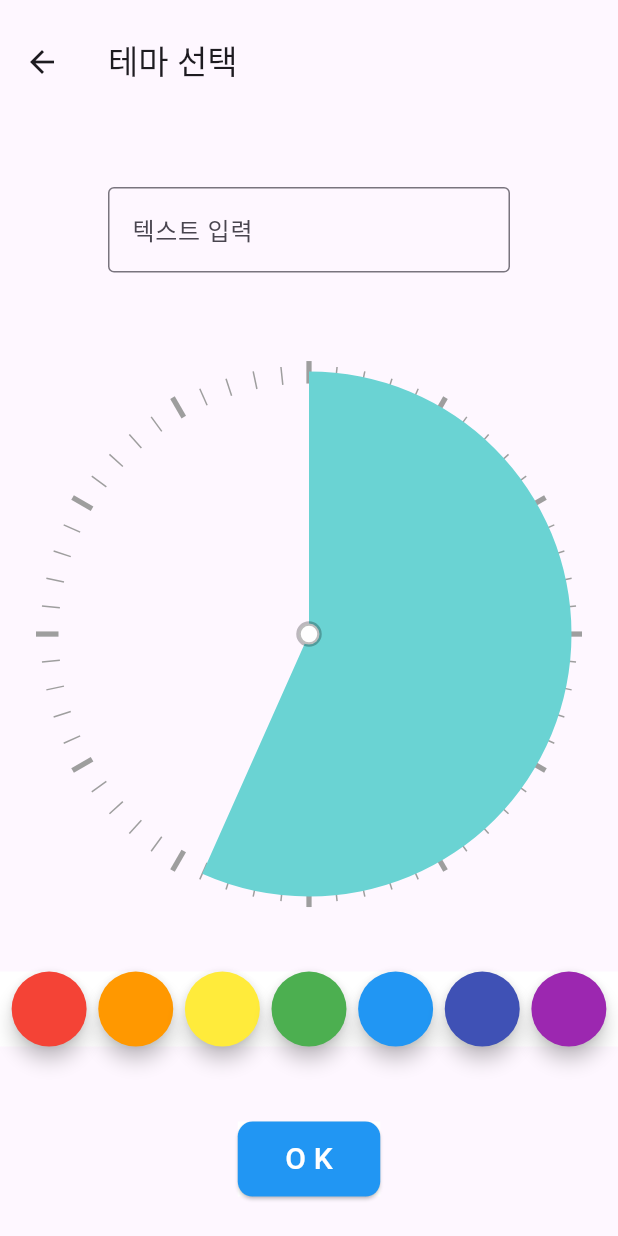
After one commit to J-SSS/flutter_study, a Flutter app: the ThemeScreen screen opened directly, on a phone screen of 412 x 824 dp. The commit adds this screen. Run offline on Flutter 3.47's test engine with Material 3 defaults, Android fonts, the phone set to English and light mode, and no system bars; our stand-ins replace carousel_slider, webview_flutter.

Commit message:
[스터디] #013 폴더 구조 변경, 테마 화면 기본 디자인

```diff
--- a/lib/time_timer/base_timer.dart
+++ b/lib/time_timer/base_timer.dart
@@ -6,10 +6,10 @@ import 'dart:math' as math;
 import 'package:provider/provider.dart';
 
 import 'package:flutter_study/time_timer/bottom_bar.dart';
-import 'package:flutter_study/time_timer/listener/app_config.dart';
-import 'package:flutter_study/time_timer/listener/time_config.dart';
+import 'package:flutter_study/time_timer/utils/app_config.dart';
+import 'package:flutter_study/time_timer/utils/time_config.dart';
 import 'package:flutter_study/time_timer/list_drawer.dart';
-import 'package:flutter_study/time_timer/timer_utils.dart' as utils;
+import 'package:flutter_study/time_timer/utils/timer_utils.dart' as utils;
 
 class MyApp extends StatelessWidget {
   const MyApp({super.key});
--- a/lib/time_timer/bottom_bar.dart
+++ b/lib/time_timer/bottom_bar.dart
@@ -3,10 +3,11 @@ import 'dart:async';
 import 'dart:math' as math;
 import 'package:provider/provider.dart';
 import 'package:flutter_study/time_timer/base_timer.dart';
-import 'package:flutter_study/time_timer/on_timer.dart' as onTimer;
+import 'package:flutter_study/time_timer/screen/on_timer_screen.dart' as on_timer_screen;
+import 'package:flutter_study/time_timer/screen/theme_screen.dart' as theme_screen;
 
-import 'package:flutter_study/time_timer/listener/app_config.dart';
-import 'package:flutter_study/time_timer/listener/time_config.dart';
+import 'package:flutter_study/time_timer/utils/app_config.dart';
+import 'package:flutter_study/time_timer/utils/time_config.dart';
 
 class ButtomBarWidget extends StatefulWidget{
   const ButtomBarWidget({super.key});
@@ -70,7 +71,11 @@ class _ButtomBarWidgetState extends State<ButtomBarWidget>{
                 children: [
                   TextButton( /** 좌버튼 */
                     onPressed: () {
-                      _reset();
+                      // _reset();
+                      Navigator.push(
+                        context,
+                        MaterialPageRoute(builder: (context) => theme_screen.ThemeScreen()),
+                      );
                     },
                     style: ElevatedButton.styleFrom(
                       shape: CircleBorder(),
@@ -118,7 +123,7 @@ class _ButtomBarWidgetState extends State<ButtomBarWidget>{
                   // _click(context);
                   Navigator.push(
                     context,
-                    MaterialPageRoute(builder: (context) => onTimer.OnTimerScreen()),
+                    MaterialPageRoute(builder: (context) => on_timer_screen.OnTimerScreen()),
                   );
                 },
                 style: ElevatedButton.styleFrom(
--- a/lib/time_timer/on_timer.dart
+++ b/lib/time_timer/screen/on_timer_screen.dart
@@ -1,9 +1,9 @@
 import 'package:flutter/material.dart';
 import 'package:flutter_study/time_timer/base_timer.dart';
-import 'package:flutter_study/time_timer/timer_utils.dart' as utils;
+import 'package:flutter_study/time_timer/utils/timer_utils.dart' as utils;
 import 'package:provider/provider.dart';
 
-import 'listener/time_config.dart';
+import '../utils/time_config.dart';
 
 class OnTimerScreen extends StatelessWidget {
   @override
--- /dev/null
+++ b/lib/time_timer/screen/theme_screen.dart
@@ -0,0 +1,119 @@
+import 'package:flutter/material.dart';
+import 'package:flutter_study/time_timer/base_timer.dart';
+import 'package:flutter_study/time_timer/utils/timer_utils.dart' as utils;
+import 'package:provider/provider.dart';
+
+import '../utils/time_config.dart';
+
+class ThemeScreen extends StatelessWidget {
+  @override
+  Widget build(BuildContext context) {
+    return Scaffold(
+        appBar: AppBar(
+          title: Text('테마 선택'),
+          toolbarHeight: MediaQuery.of(context).size.height / 10,
+        ),
+        body: SizedBox(
+            width: MediaQuery.of(context).size.width,
+            height: MediaQuery.of(context).size.height,
+            child: Center(
+                child: Column(
+              mainAxisAlignment: MainAxisAlignment.center,
+              children: [
+                SizedBox(
+                    width: 300,
+                    child: Padding(
+                      padding: const EdgeInsets.all(16.0),
+                      child: TextField(
+                        decoration: InputDecoration(
+                          hintText: '텍스트 입력', // 플레이스홀더 설정
+                          border: OutlineInputBorder(), // 텍스트 필드의 외곽선 설정
+                        ),
+                      ),
+                    )),
+                SizedBox(height: 50,),
+                Stack(
+                  children: [
+                    PizzaTypeBase(
+                      size: Size(350, 350),
+                    ),
+                    PizzaType(
+                        size: Size(350, 350),
+                        isOnTimer: false,
+                        setupTime:
+                            context.read<TimeConfigListener>().setupTime),
+                  ],
+                ),
+                SizedBox(
+                  height: 50,
+                ),
+                Container(
+                  color: Colors.white,
+                  child: Row(
+                    mainAxisAlignment: MainAxisAlignment.spaceEvenly,
+                    children: [
+                      _buildColorButton(Colors.red),
+                      _buildColorButton(Colors.orange),
+                      _buildColorButton(Colors.yellow),
+                      _buildColorButton(Colors.green),
+                      _buildColorButton(Colors.blue),
+                      _buildColorButton(Colors.indigo),
+                      _buildColorButton(Colors.purple),
+                    ],
+                  ),
+                ),
+                SizedBox(
+                  height: 50,
+                ),
+                Container(
+                  width: 95.0,
+                  height: 50.0,
+                  color: Colors.white, // Container의 배경색
+                  child: ElevatedButton(
+                    onPressed: () {
+                      // 버튼이 클릭되었을 때의 동작 추가
+                      print('Button clicked!');
+                    },
+                    style: ElevatedButton.styleFrom(
+                      primary: Colors.blue, // 버튼 색상
+                      shape: RoundedRectangleBorder(
+                        borderRadius:
+                            BorderRadius.circular(10.0), // 모서리를 둥글게 만듭니다.
+                      ),
+                    ),
+                    child: Text(
+                      'O K',
+                      style: TextStyle(
+                        color: Colors.white, // 텍스트 색상
+                        fontSize: 20.0,
+                      ),
+                    ),
+                  ),
+                ),
+              ],
+            ))));
+  }
+
+  Widget _buildColorButton(Color color) {
+    return Material(
+      elevation: 5.0,
+      color: Colors.transparent,
+      shape: CircleBorder(), // 동그랗게 그림자를 만듭니다.
+      child: InkWell(
+        borderRadius: BorderRadius.circular(50.0),
+        onTap: () {
+          // 버튼이 클릭되었을 때의 동작 추가
+          print('Button clicked! Color: $color');
+        },
+        child: Container(
+          width: 50.0,
+          height: 50.0,
+          decoration: BoxDecoration(
+            shape: BoxShape.circle,
+            color: color,
+          ),
+        ),
+      ),
+    );
+  }
+}
--- a/lib/time_timer/timer_utils.dart
+++ b/lib/time_timer/utils/timer_utils.dart
@@ -5,8 +5,8 @@ import 'dart:math' as math;
 import 'package:provider/provider.dart';
 import 'package:flutter_study/time_timer/base_timer.dart';
 
-import 'package:flutter_study/time_timer/listener/app_config.dart';
-import 'package:flutter_study/time_timer/listener/time_config.dart';
+import 'package:flutter_study/time_timer/utils/app_config.dart';
+import 'package:flutter_study/time_timer/utils/time_config.dart';
 
 /** 원형 타입에서 클릭 위치를 1/60 시간 단위로 변환 */
 int angleToMin(Offset clickPoint, Size size) {
```
Also changed, not shown: lib/time_timer/utils/app_config.dart (renamed from lib/time_timer/listener/app_config.dart), lib/time_timer/utils/time_config.dart (renamed from lib/time_timer/listener/time_config.dart).
